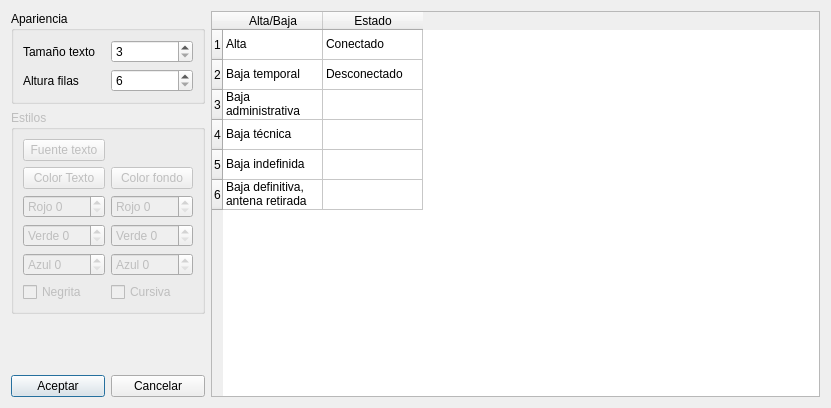
Before: the Qt Designer form Dialogs/DlgLookConfig.ui in silderan/QMikPPPManager, drawn with Qt 5.
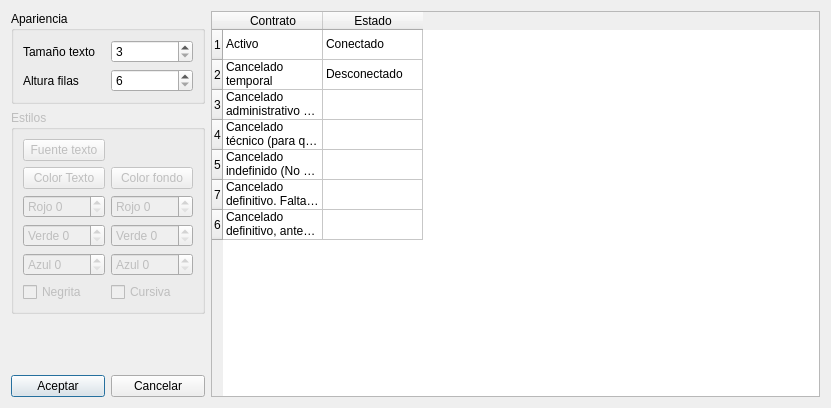
After: the same form once the commit is applied.

Patch:
```diff
--- a/Dialogs/DlgLookConfig.ui
+++ b/Dialogs/DlgLookConfig.ui
@@ -98,6 +98,11 @@
        <string>5</string>
       </property>
      </row>
+     <row>
+      <property name="text">
+       <string>7</string>
+      </property>
+     </row>
      <row>
       <property name="text">
        <string>6</string>
@@ -105,7 +110,7 @@
      </row>
      <column>
       <property name="text">
-       <string>Alta/Baja</string>
+       <string>Contrato</string>
       </property>
      </column>
      <column>
@@ -115,7 +120,7 @@
      </column>
      <item row="0" column="0">
       <property name="text">
-       <string>Alta</string>
+       <string>Activo</string>
       </property>
      </item>
      <item row="0" column="1">
@@ -125,7 +130,7 @@
      </item>
      <item row="1" column="0">
       <property name="text">
-       <string>Baja temporal</string>
+       <string>Cancelado temporal</string>
       </property>
      </item>
      <item row="1" column="1">
@@ -135,7 +140,7 @@
      </item>
      <item row="2" column="0">
       <property name="text">
-       <string>Baja administrativa</string>
+       <string>Cancelado administrativo (debe facturas)</string>
       </property>
      </item>
      <item row="2" column="1">
@@ -145,7 +150,7 @@
      </item>
      <item row="3" column="0">
       <property name="text">
-       <string>Baja técnica</string>
+       <string>Cancelado técnico (para que el cliente avise)</string>
       </property>
      </item>
      <item row="3" column="1">
@@ -155,7 +160,7 @@
      </item>
      <item row="4" column="0">
       <property name="text">
-       <string>Baja indefinida</string>
+       <string>Cancelado indefinido (No se ha definido el motivo o estado de la baja)</string>
       </property>
      </item>
      <item row="4" column="1">
@@ -165,7 +170,12 @@
      </item>
      <item row="5" column="0">
       <property name="text">
-       <string>Baja definitiva, antena retirada</string>
+       <string>Cancelado definitivo. Falta retirar equipos</string>
+      </property>
+     </item>
+     <item row="6" column="0">
+      <property name="text">
+       <string>Cancelado definitivo, antena retirada</string>
       </property>
      </item>
     </widget>
```
